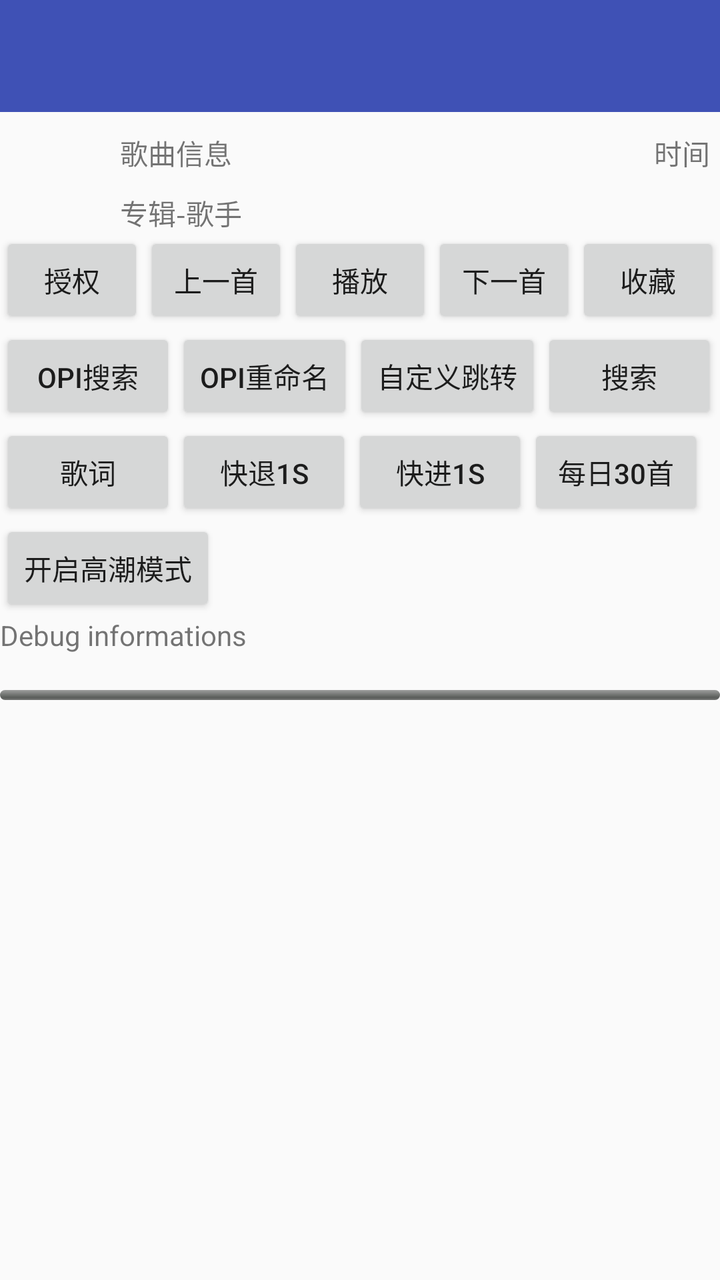
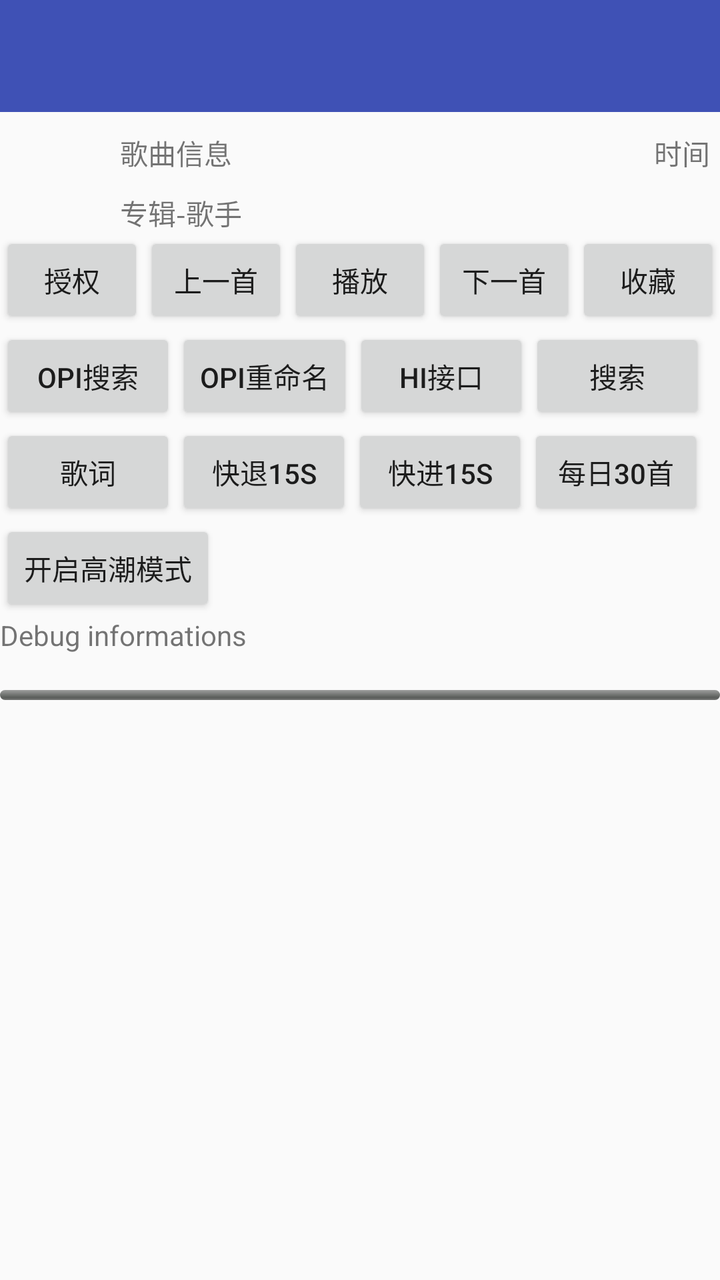

Screens rendered from an Android XML layout before and after an edit, with the pre-edit source and the edit as a unified diff.
<!-- AndroidManifest.xml: activity theme AppTheme.NoActionBar -->
<!-- res/layout/activity_visual.xml -->
<?xml version="1.0" encoding="utf-8"?>
<RelativeLayout xmlns:android="http://schemas.android.com/apk/res/android"
    xmlns:app="http://schemas.android.com/apk/res-auto"
    xmlns:tools="http://schemas.android.com/tools"
    android:layout_width="match_parent"
    android:layout_height="match_parent"
    tools:context=".VisualActivity">

    <android.support.design.widget.AppBarLayout
        android:id="@+id/appbar_layout"
        android:layout_width="match_parent"
        android:layout_height="wrap_content"
        android:theme="@style/AppTheme.AppBarOverlay">

        <android.support.v7.widget.Toolbar
            android:id="@+id/toolbar"
            android:layout_width="match_parent"
            android:layout_height="?attr/actionBarSize"
            android:background="?attr/colorPrimary"
            app:popupTheme="@style/AppTheme.PopupOverlay" />

    </android.support.design.widget.AppBarLayout>

    <RelativeLayout
        android:id="@+id/playerPanel"
        android:layout_width="match_parent"
        android:layout_height="wrap_content"
        android:layout_below="@id/appbar_layout"
        android:layout_marginTop="5dp">

        <ImageView
            android:id="@+id/SongPic"
            android:layout_width="50dp"
            android:layout_height="50dp"
            android:layout_marginLeft="5dp"
            android:layout_marginTop="5dp" />

        <TextView
            android:id="@+id/txtPlayTime"
            android:layout_width="wrap_content"
            android:layout_height="25dp"
            android:layout_alignParentRight="true"
            android:layout_marginTop="5dp"
            android:layout_marginRight="5dp"
            android:text="时间" />

        <TextView
            android:id="@+id/txtSongInfos"
            android:layout_width="wrap_content"
            android:layout_height="25dp"
            android:layout_marginLeft="5dp"
            android:layout_marginTop="5dp"
            android:layout_toRightOf="@+id/SongPic"
            android:ems="10"
            android:text="歌曲信息" />

        <TextView
            android:id="@+id/txtAlbum"
            android:layout_width="wrap_content"
            android:layout_height="25dp"
            android:layout_below="@+id/txtSongInfos"
            android:layout_marginLeft="5dp"
            android:layout_marginTop="5dp"
            android:layout_toRightOf="@+id/SongPic"
            android:text="专辑-歌手" />

        <LinearLayout
            android:id="@+id/ll_button"
            android:layout_width="match_parent"
            android:layout_height="wrap_content"
            android:layout_below="@+id/SongPic"
            android:orientation="horizontal">

            <Button
                android:id="@+id/btnActive"
                android:layout_width="match_parent"
                android:layout_height="wrap_content"
                android:layout_weight="1"
                android:text="授权" />

            <Button
                android:id="@+id/btnPlayPre"
                android:layout_width="match_parent"
                android:layout_height="wrap_content"
                android:layout_weight="1"
                android:onClick="onPlayPre"
                android:text="上一首" />

            <Button
                android:id="@+id/btnPlayPause"
                android:layout_width="match_parent"
                android:layout_height="wrap_content"
                android:layout_weight="1"
                android:onClick="onPlayPause"
                android:text="播放" />

            <Button
                android:id="@+id/btnPlayNext"
                android:layout_width="match_parent"
                android:layout_height="wrap_content"
                android:layout_weight="1"
                android:onClick="onPlayNext"
                android:text="下一首" />

            <Button
                android:id="@+id/btnLove"
                android:layout_width="match_parent"
                android:layout_height="wrap_content"
                android:layout_weight="1"
                android:onClick="onLoveClick"
                android:text="收藏" />

        </LinearLayout>

        <LinearLayout
            android:id="@+id/ll_opi_button"
            android:layout_width="match_parent"
            android:layout_height="wrap_content"
            android:layout_below="@+id/ll_button"
            android:orientation="horizontal">

            <Button
                android:id="@+id/btnOpiSearch"
                android:layout_width="wrap_content"
                android:layout_height="wrap_content"
                android:onClick="onClickOpiSearch"
                android:text="Opi搜索" />

            <Button
                android:id="@+id/btnOpiMvTag"
                android:layout_width="wrap_content"
                android:layout_height="wrap_content"
                android:onClick="onClickOpiMvTag"
                android:text="Opi重命名" />

            <Button
                android:id="@+id/btnSchemeAction"
                android:layout_width="wrap_content"
                android:layout_height="wrap_content"
                android:onClick="playSongMid"
                android:text="自定义跳转" />
            <Button
                android:id="@+id/btnSearch"
                android:layout_width="wrap_content"
                android:layout_height="wrap_content"
                android:onClick="onClickSearch"
                android:text="搜索" />
        </LinearLayout>


        <LinearLayout
            android:id="@+id/ll_test_1"
            android:layout_width="match_parent"
            android:layout_height="wrap_content"
            android:layout_below="@+id/ll_opi_button"
            android:orientation="horizontal">

            <Button
                android:id="@+id/btnLyric"
                android:layout_width="wrap_content"
                android:layout_height="wrap_content"
                android:onClick="onClickLyric"
                android:text="歌词" />

            <Button
                android:layout_width="wrap_content"
                android:layout_height="wrap_content"
                android:onClick="testGetFolderList"
                android:text="快退1s" />

            <Button
                android:layout_width="wrap_content"
                android:layout_height="wrap_content"
                android:onClick="testPlayList"
                android:text="快进1s" />

            <Button
                android:layout_width="wrap_content"
                android:layout_height="wrap_content"
                android:onClick="fetchDaily30"
                android:text="每日30首" />
        </LinearLayout>

        <LinearLayout
            android:id="@+id/ll_test_2"
            android:layout_width="wrap_content"
            android:layout_height="wrap_content"
            android:layout_below="@+id/ll_test_1"
            >
        <Button
            android:id="@+id/btnPlayFromChorus"
            android:layout_width="wrap_content"
            android:layout_height="wrap_content"
            android:onClick="onClickPlayFromChorus"
            android:text="开启高潮模式" />
        </LinearLayout>

        <TextView
            android:id="@+id/txtResult"
            android:layout_width="fill_parent"
            android:layout_height="35dp"
            android:layout_below="@+id/ll_test_2"
            android:ems="10"
            android:text="Debug informations" />

        <ProgressBar
            android:id="@+id/ProgressPlay"
            style="@android:style/Widget.ProgressBar.Horizontal"
            android:layout_width="fill_parent"
            android:layout_height="5dp"
            android:layout_below="@+id/txtResult"
            android:layout_marginTop="2dp"
            android:max="1000"
            android:progress="0"
            android:secondaryProgress="0" />
    </RelativeLayout>


    <RelativeLayout
        android:id="@+id/listview_container"
        android:layout_width="wrap_content"
        android:layout_height="wrap_content"
        android:layout_below="@+id/playerPanel">

        <ListView
            android:id="@+id/listview_folder"
            android:layout_width="wrap_content"
            android:layout_height="wrap_content"
            android:layout_marginTop="5dp" />

        <ListView
            android:id="@+id/listview_song"
            android:layout_width="wrap_content"
            android:layout_height="wrap_content"
            android:layout_marginTop="5dp"
            android:visibility="gone" />

        <ListView
            android:id="@+id/listview_album"
            android:layout_width="wrap_content"
            android:layout_height="wrap_content"
            android:layout_marginTop="5dp"
            android:visibility="gone" />
    </RelativeLayout>


</RelativeLayout>
<!-- resources referenced by this layout -->
<resources>
  <style name="AppTheme.AppBarOverlay" parent="ThemeOverlay.AppCompat.Dark.ActionBar" />
  <style name="AppTheme.PopupOverlay" parent="ThemeOverlay.AppCompat.Light" />
  <style name="AppTheme.NoActionBar">
          <item name="windowActionBar">false</item>
          <item name="windowNoTitle">true</item>
      </style>
</resources>

<!-- the commit's change to res/layout/activity_visual.xml (unified diff, before → after) -->
@@ -137,8 +137,8 @@
                 android:id="@+id/btnSchemeAction"
                 android:layout_width="wrap_content"
                 android:layout_height="wrap_content"
-                android:onClick="playSongMid"
-                android:text="自定义跳转" />
+                android:onClick="sayHi"
+                android:text="hi接口" />
             <Button
                 android:id="@+id/btnSearch"
                 android:layout_width="wrap_content"
@@ -165,14 +165,14 @@
             <Button
                 android:layout_width="wrap_content"
                 android:layout_height="wrap_content"
-                android:onClick="testGetFolderList"
-                android:text="快退1s" />
-
-            <Button
-                android:layout_width="wrap_content"
-                android:layout_height="wrap_content"
-                android:onClick="testPlayList"
-                android:text="快进1s" />
+                android:onClick="testSeekBack"
+                android:text="快退15s" />
+
+            <Button
+                android:layout_width="wrap_content"
+                android:layout_height="wrap_content"
+                android:onClick="testSeekForward"
+                android:text="快进15s" />
 
             <Button
                 android:layout_width="wrap_content"
